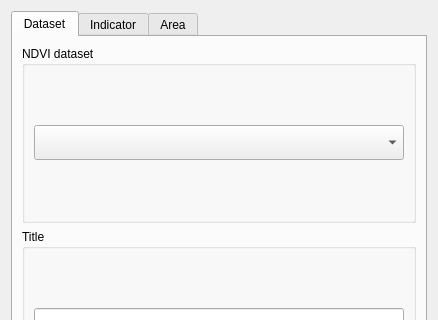
Above: LDMP/gui/DlgTimeseries.ui from ConservationInternational/trends.earth before the change; both pictures show x 0 to 438 and y 0 to 320 of the 438 by 484 pixel window. Below: the same form after it.
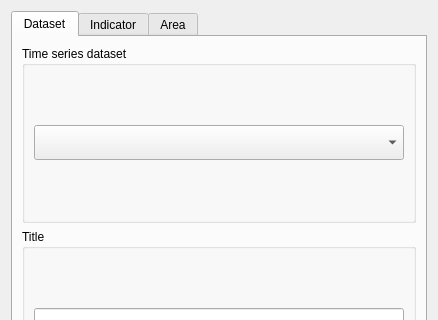
That is the form after the change.

Commit message: Fix gui load error.

The edit to the form file:
```diff
--- a/LDMP/gui/DlgTimeseries.ui
+++ b/LDMP/gui/DlgTimeseries.ui
@@ -27,7 +27,7 @@
        <item>
         <widget class="QGroupBox" name="groupBox">
          <property name="title">
-          <string>NDVI dataset</string>
+          <string>Time series dataset</string>
          </property>
          <layout class="QVBoxLayout" name="verticalLayout_3">
           <item>
```
The commit also changes 1 other file.
